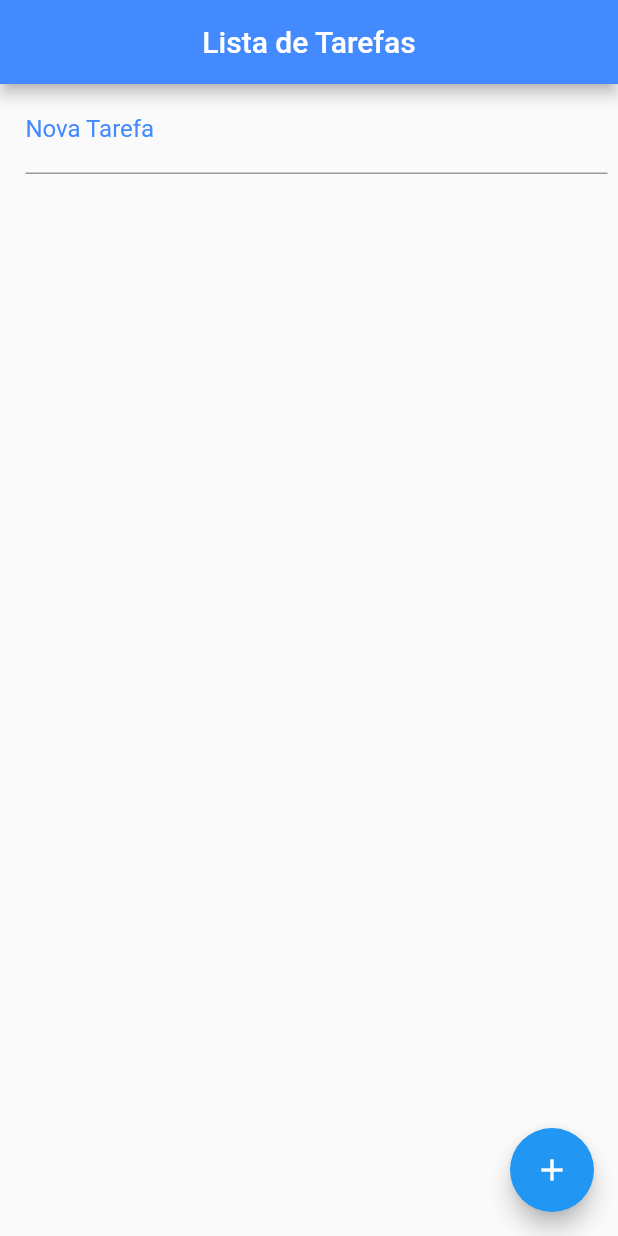
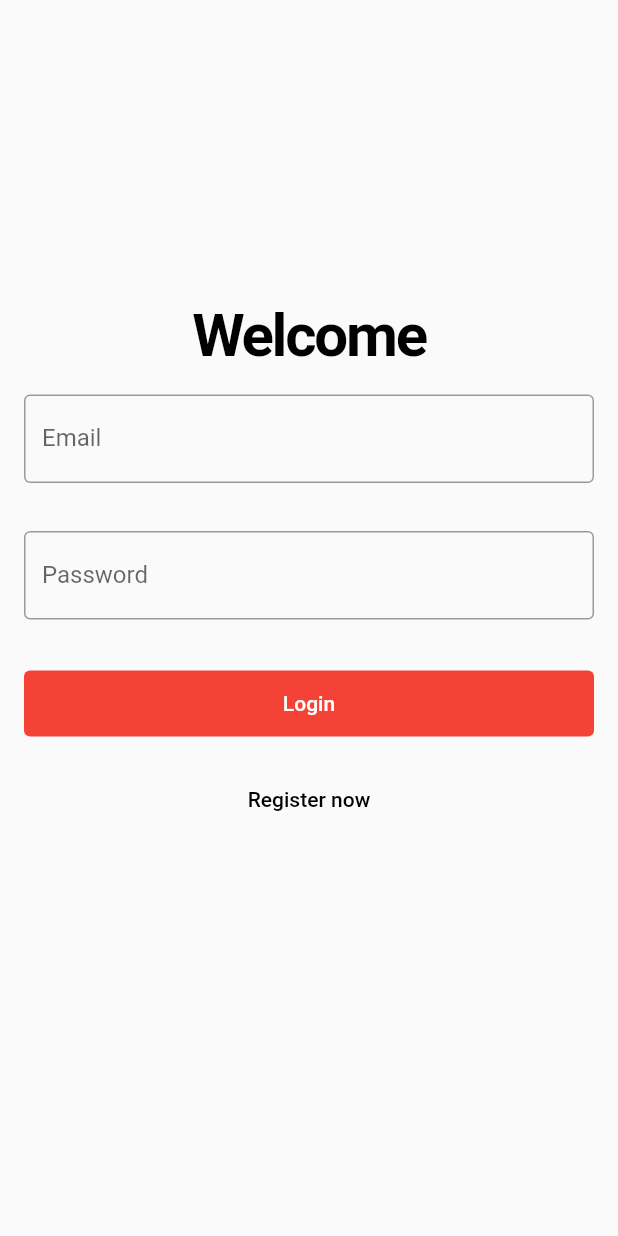
Before and after one commit to Natanlimap/todo_list_app, a Flutter app: the screen it shows after launch, on a phone screen of 412 x 824 dp. Run offline on Flutter 3.47's test engine with Material 2 defaults, Android fonts, the phone set to English and light mode, and no system bars; our stand-ins replace firebase_auth, firebase_core; accounts and stored records are empty.

Commit message:
feat: login done

```diff
--- a/lib/main.dart
+++ b/lib/main.dart
@@ -1,30 +1,14 @@
+import 'package:firebase_core/firebase_core.dart';
 import 'package:flutter/material.dart';
-import 'package:todo_list_app/pages/homepage.dart';
+import 'package:provider/provider.dart';
+import 'package:todo_list_app/pages/auth_check.dart';
+import 'package:todo_list_app/services/auth_service.dart';
 
-void main() {
-  runApp(const MyApp());
+void main() async {
+  WidgetsFlutterBinding.ensureInitialized();
+  await Firebase.initializeApp();
+  runApp(MultiProvider(
+    providers: [ChangeNotifierProvider(create: (context) => AuthService())],
+    child: const AuthCheck(),
+  ));
 }
-
-class MyApp extends StatelessWidget {
-  const MyApp({Key? key}) : super(key: key);
-
-  // This widget is the root of your application.
-  @override
-  Widget build(BuildContext context) {
-    return MaterialApp(
-        title: 'Flutter Demo',
-        theme: ThemeData(
-          // This is the theme of your application.
-          //
-          // Try running your application with "flutter run". You'll see the
-          // application has a blue toolbar. Then, without quitting the app, try
-          // changing the primarySwatch below to Colors.green and then invoke
-          // "hot reload" (press "r" in the console where you ran "flutter run",
-          // or simply save your changes to "hot reload" in a Flutter IDE).
-          // Notice that the counter didn't reset back to zero; the application
-          // is not restarted.
-          primarySwatch: Colors.blue,
-        ),
-        home: const Home());
-  }
-}
--- /dev/null
+++ b/lib/pages/auth_check.dart
@@ -0,0 +1,34 @@
+import 'package:flutter/material.dart';
+import 'package:provider/provider.dart';
+import 'package:todo_list_app/pages/homepage.dart';
+import 'package:todo_list_app/pages/login.dart';
+import 'package:todo_list_app/services/auth_service.dart';
+
+class AuthCheck extends StatefulWidget {
+  const AuthCheck({Key? key}) : super(key: key);
+
+  @override
+  _AuthCheckState createState() => _AuthCheckState();
+}
+
+class _AuthCheckState extends State<AuthCheck> {
+  @override
+  Widget build(BuildContext context) {
+    AuthService auth = Provider.of<AuthService>(context);
+    if (auth.isLoading) {
+      return loading();
+    } else if (auth.user == null) {
+      return const LoginPage();
+    } else {
+      return const Home();
+    }
+  }
+
+  loading() {
+    return const Scaffold(
+      body: Center(
+        child: CircularProgressIndicator(),
+      ),
+    );
+  }
+}
--- a/lib/pages/homepage.dart
+++ b/lib/pages/homepage.dart
@@ -3,6 +3,8 @@ import 'dart:io';
 
 import 'package:flutter/material.dart';
 import 'package:path_provider/path_provider.dart';
+import 'package:provider/provider.dart';
+import 'package:todo_list_app/services/auth_service.dart';
 
 void main() {
   runApp(const MaterialApp(title: "Lista de Tarefas", home: Home()));
@@ -30,15 +32,22 @@ class _HomeState extends State<Home> {
     });
   }
 
+  void logout() async {
+    await context.read<AuthService>().logout();
+  }
+
   @override
   Widget build(BuildContext context) {
-    Scaffold screen = Scaffold(
-      floatingActionButton: FloatingActionButton(
-        onPressed: addTodo,
-        child: const Icon(Icons.add),
-      ),
+    return MaterialApp(
+      home: Scaffold(
         appBar: AppBar(
           title: const Text("Lista de Tarefas"),
+          actions: [
+            GestureDetector(
+              onTap: logout,
+              child: const Icon(Icons.exit_to_app),
+            ),
+          ],
           backgroundColor: Colors.blueAccent,
           centerTitle: true,
         ),
@@ -57,6 +66,10 @@ class _HomeState extends State<Home> {
                       ),
                     ),
                   ),
+                  ElevatedButton(
+                    child: const Text("ADD"),
+                    onPressed: addTodo,
+                  )
                 ],
               ),
             ),
@@ -71,9 +84,8 @@ class _HomeState extends State<Home> {
             ),
           ],
         ),
+      ),
     );
-
-    return screen;
   }
 
   Widget buildItem(context, index) {
--- /dev/null
+++ b/lib/pages/login.dart
@@ -0,0 +1,137 @@
+import 'package:flutter/material.dart';
+import 'package:provider/provider.dart';
+import 'package:todo_list_app/services/auth_service.dart';
+
+class LoginPage extends StatefulWidget {
+  const LoginPage({Key? key}) : super(key: key);
+
+  @override
+  _LoginPageState createState() => _LoginPageState();
+}
+
+class _LoginPageState extends State<LoginPage> {
+  final formkey = GlobalKey<FormState>();
+  final email = TextEditingController();
+  final password = TextEditingController();
+  bool isLogin = true;
+
+  String title = "";
+  String actionText = "";
+  String buttonText = "";
+  @override
+  void initState() {
+    setState(() {
+      title = "Welcome";
+      actionText = "Register now";
+      buttonText = "Login";
+    });
+    super.initState();
+  }
+
+  void submit() {
+    isLogin ? login() : register();
+  }
+
+  void login() async {
+    try {
+      await context
+          .read<AuthService>()
+          .login(email: email.text, password: password.text);
+    } on AuthException catch (e) {
+      ScaffoldMessenger.of(context)
+          .showSnackBar(SnackBar(content: Text(e.message)));
+    }
+  }
+
+  register() async {
+    try {
+      await context
+          .read<AuthService>()
+          .register(email: email.text, password: password.text);
+    } on AuthException catch (e) {
+      ScaffoldMessenger.of(context)
+          .showSnackBar(SnackBar(content: Text(e.message)));
+    }
+  }
+
+  void actionButton() {
+    if (isLogin) {
+      setState(() {
+        title = "Register now";
+        actionText = "Already registered? Enter now";
+        buttonText = "Create account";
+      });
+      isLogin = false;
+    } else {
+      setState(() {
+        title = "Welcome";
+        actionText = "Don't have an account? Register now";
+        buttonText = "Login";
+      });
+      isLogin = true;
+    }
+  }
+
+  @override
+  Widget build(BuildContext context) {
+    return MaterialApp(
+        home: Scaffold(
+            body: SingleChildScrollView(
+                child: Padding(
+      padding: const EdgeInsets.only(top: 200),
+      child: Form(
+          key: formkey,
+          child: Column(
+            crossAxisAlignment: CrossAxisAlignment.stretch,
+            children: [
+              Text(
+                title,
+                textAlign: TextAlign.center,
+                style: const TextStyle(
+                    fontSize: 40,
+                    color: Colors.black,
+                    fontWeight: FontWeight.bold,
+                    letterSpacing: -1.5),
+              ),
+              Padding(
+                padding: const EdgeInsets.all(16),
+                child: TextFormField(
+                  decoration: const InputDecoration(
+                      border: OutlineInputBorder(), labelText: "Email"),
+                  controller: email,
+                ),
+              ),
+              Padding(
+                padding: const EdgeInsets.all(16),
+                child: TextFormField(
+                  decoration: const InputDecoration(
+                      border: OutlineInputBorder(), labelText: "Password"),
+                  controller: password,
+                  obscureText: true,
+                ),
+              ),
+              Padding(
+                padding: const EdgeInsets.all(16),
+                child: TextButton(
+                    style: ButtonStyle(
+                        padding: MaterialStateProperty.all<EdgeInsets>(
+                            const EdgeInsets.symmetric(vertical: 14)),
+                        backgroundColor:
+                            MaterialStateProperty.all<Color>(Colors.red)),
+                    onPressed: submit,
+                    child: Text(
+                      buttonText,
+                      style: const TextStyle(color: Colors.white),
+                    )),
+              ),
+              TextButton(
+                  onPressed: actionButton,
+                  child: Text(
+                    actionText,
+                    style: const TextStyle(color: Colors.black),
+                  )),
+            ],
+          )),
+    ))));
+  }
+}
--- /dev/null
+++ b/lib/services/auth_service.dart
@@ -0,0 +1,62 @@
+import 'package:firebase_auth/firebase_auth.dart';
+import 'package:flutter/material.dart';
+
+class AuthException implements Exception {
+  String message;
+  AuthException(this.message);
+}
+
+class AuthService extends ChangeNotifier {
+  final FirebaseAuth _auth = FirebaseAuth.instance;
+  User? user;
+  bool isLoading = true;
+
+  AuthService() {
+    _authCheck();
+  }
+
+  _authCheck() {
+    _auth.authStateChanges().listen((User? recievedUser) {
+      user = (recievedUser == null) ? null : recievedUser;
+      isLoading = false;
+      notifyListeners();
+    });
+  }
+
+  _getUser() {
+    user = _auth.currentUser;
+    notifyListeners();
+  }
+
+  register({required String email, required String password}) async {
+    try {
+      await _auth.createUserWithEmailAndPassword(
+          email: email, password: password);
+      _getUser();
+    } on FirebaseAuthException catch (e) {
+      if (e.code == "weak-password") {
+        throw AuthException("weak password!");
+      } else if (e.code == "email-already-in-use") {
+        throw AuthException("email already in use");
+      }
+    }
+  }
+
+  login({required String email, required String password}) async {
+    try {
+      await _auth.signInWithEmailAndPassword(email: email, password: password);
+      _getUser();
+    } on FirebaseAuthException catch (e) {
+      if (e.code == "user-not-found") {
+        throw AuthException("email not found");
+      } else if (e.code == "wrong-password") {
+        throw AuthException("wrong password, try again");
+      }
+    }
+  }
+
+  logout() async {
+    await _auth.signOut();
+    _getUser();
+  }
+}
--- a/pubspec.yaml
+++ b/pubspec.yaml
@@ -30,10 +30,13 @@ dependencies:
   flutter:
     sdk: flutter
   path_provider: ^2.0.8
+  firebase_core:
+  firebase_auth:
 
   # The following adds the Cupertino Icons font to your application.
   # Use with the CupertinoIcons class for iOS style icons.
   cupertino_icons: ^1.0.2
+  provider: ^6.0.2
 
 dev_dependencies:
   flutter_test:
```
Also changed, not shown: pubspec.lock, 4 other files. Lines whose indentation alone changed are shown as unchanged.
